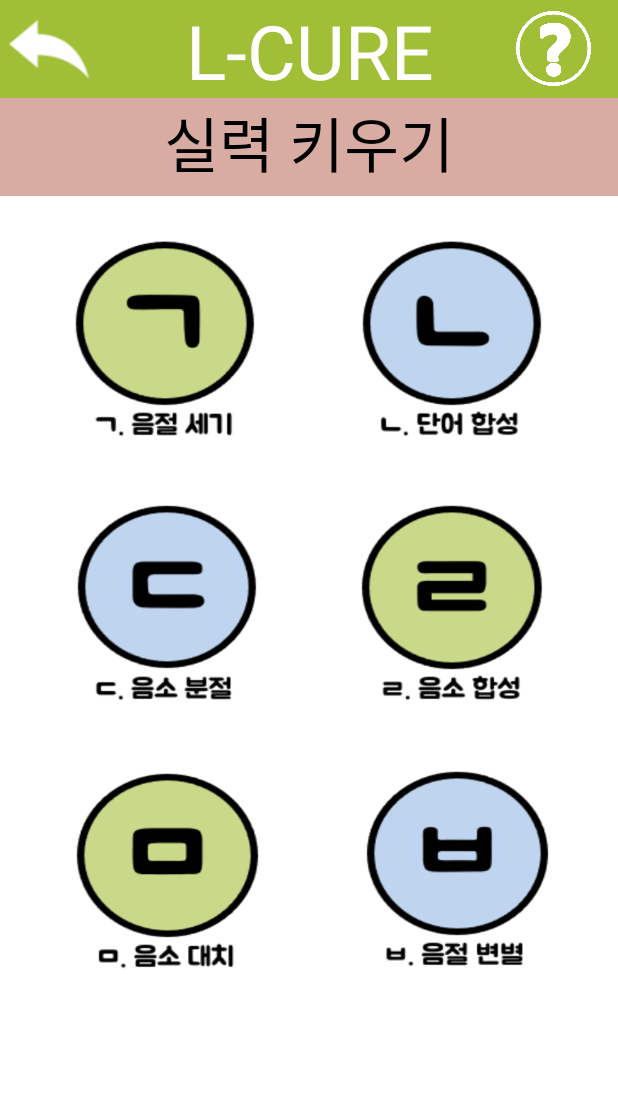
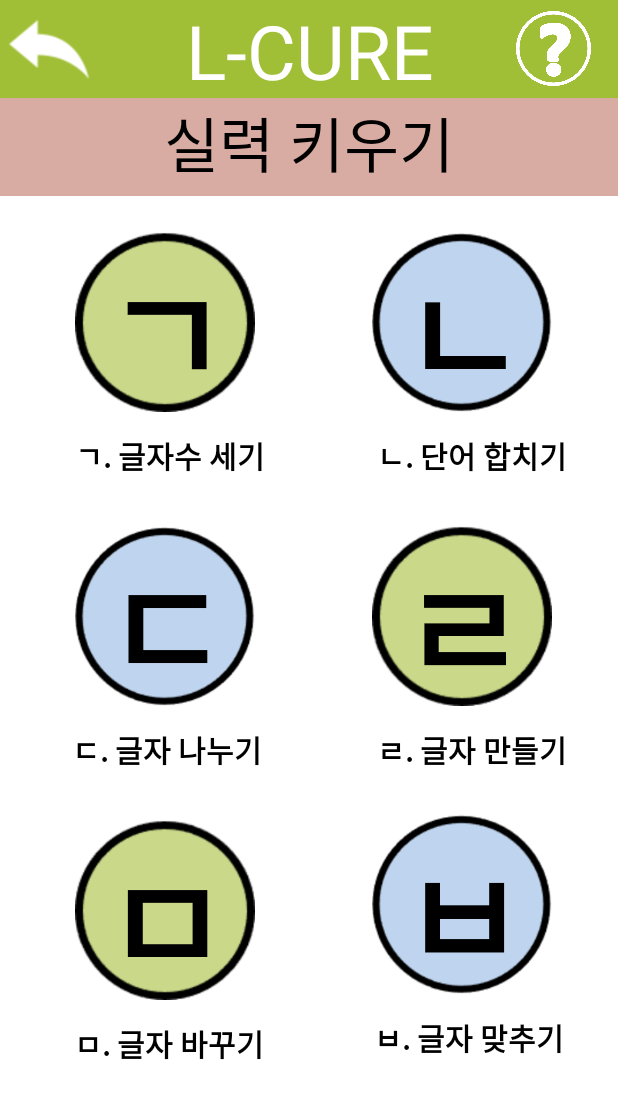
Before and after one commit to sukyung99/L_CURE, an Android app: the SelectImprovingSkillsActivity screen opened directly, with no data from a screen before it, on a phone screen of 412 x 824 dp. Shown: the top 1099 px of the screen. Run offline under Robolectric (Android 15) with nearby library versions, the phone set to English and light mode, and no system bars.

Commit message:
Change to Easy_to_understand Words

```diff
--- /dev/null
+++ b/app/src/main/res/drawable/blue_circle_drawable.xml
@@ -0,0 +1,8 @@
+<?xml version="1.0" encoding="utf-8"?>
+<layer-list xmlns:android="http://schemas.android.com/apk/res/android">
+    <item
+        android:drawable="@drawable/blue_circle"
+        android:height="120dp"
+        android:width="120dp"
+        ></item>
+</layer-list>
--- /dev/null
+++ b/app/src/main/res/drawable/green_circle_drawable.xml
@@ -0,0 +1,8 @@
+<?xml version="1.0" encoding="utf-8"?>
+<layer-list xmlns:android="http://schemas.android.com/apk/res/android">
+    <item
+        android:drawable="@drawable/circle"
+        android:height="120dp"
+        android:width="120dp"
+        ></item>
+</layer-list>
--- a/app/src/main/res/layout/activity_select_improving_skills.xml
+++ b/app/src/main/res/layout/activity_select_improving_skills.xml
@@ -82,11 +82,16 @@
         android:layout_width="wrap_content"
         android:layout_height="wrap_content"
         android:layout_marginStart="35dp"
-        android:layout_marginTop="25dp"
+        android:layout_marginTop="24dp"
         android:layout_marginEnd="8dp"
-        android:background="@drawable/syllable_count_drawable"
+        android:background="@drawable/green_circle_drawable"
+        android:gravity="center_horizontal"
+        android:text="ㄱ"
+        android:textColor="@color/black"
+        android:textSize="90dp"
+        android:textStyle="bold"
         app:layout_constraintEnd_toStartOf="@+id/word_synthesis"
-        app:layout_constraintHorizontal_bias="0.0"
+        app:layout_constraintHorizontal_bias="0.17"
         app:layout_constraintStart_toStartOf="parent"
         app:layout_constraintTop_toBottomOf="@+id/linearLayout3" />
 
@@ -94,9 +99,14 @@
         android:id="@+id/word_synthesis"
         android:layout_width="wrap_content"
         android:layout_height="wrap_content"
-        android:layout_marginTop="25dp"
-        android:layout_marginEnd="35dp"
-        android:background="@drawable/word_synthesis_drawable"
+        android:layout_marginTop="24dp"
+        android:layout_marginEnd="44dp"
+        android:background="@drawable/blue_circle_drawable"
+        android:gravity="center_horizontal"
+        android:text="ㄴ"
+        android:textColor="@color/black"
+        android:textSize="90dp"
+        android:textStyle="bold"
         app:layout_constraintEnd_toEndOf="parent"
         app:layout_constraintTop_toBottomOf="@+id/linearLayout3" />
 
@@ -105,51 +115,147 @@
         android:layout_width="wrap_content"
         android:layout_height="wrap_content"
         android:layout_marginStart="35dp"
-        android:layout_marginTop="25dp"
+        android:layout_marginTop="32dp"
         android:layout_marginEnd="8dp"
-        android:background="@drawable/phonemic_fractionation_drawable"
+        android:background="@drawable/blue_circle_drawable"
+        android:gravity="center_horizontal"
+        android:text="ㄷ"
+        android:textColor="@color/black"
+        android:textSize="90dp"
+        android:textStyle="bold"
         app:layout_constraintEnd_toStartOf="@+id/phonemic_synthesis"
-        app:layout_constraintHorizontal_bias="0.03"
+        app:layout_constraintHorizontal_bias="0.17"
         app:layout_constraintStart_toStartOf="parent"
-        app:layout_constraintTop_toBottomOf="@+id/syllable_count" />
+        app:layout_constraintTop_toBottomOf="@+id/syllable_count_text" />
 
     <Button
         android:id="@+id/phonemic_synthesis"
         android:layout_width="wrap_content"
         android:layout_height="wrap_content"
-        android:layout_marginTop="25dp"
-        android:layout_marginEnd="35dp"
-        android:background="@drawable/phonemic_synthesis_drawable"
+        android:layout_marginTop="32dp"
+        android:layout_marginEnd="44dp"
+        android:background="@drawable/green_circle_drawable"
+        android:gravity="center_horizontal"
+        android:text="ㄹ"
+        android:textColor="@color/black"
+        android:textSize="90dp"
+        android:textStyle="bold"
         app:layout_constraintEnd_toEndOf="parent"
-        app:layout_constraintTop_toBottomOf="@+id/word_synthesis" />
+        app:layout_constraintTop_toBottomOf="@+id/word_synthesis_text" />
 
     <Button
         android:id="@+id/phonemic_substitution"
         android:layout_width="wrap_content"
         android:layout_height="wrap_content"
         android:layout_marginStart="30dp"
-        android:layout_marginTop="25dp"
+        android:layout_marginTop="32dp"
         android:layout_marginEnd="8dp"
-        android:layout_marginBottom="8dp"
-        android:background="@drawable/phonemic_substitution_drawable"
-        app:layout_constraintBottom_toBottomOf="parent"
+        android:background="@drawable/green_circle_drawable"
+        android:gravity="center_horizontal"
+        android:text="ㅁ"
+        android:textColor="@color/black"
+        android:textSize="90dp"
+        android:textStyle="bold"
         app:layout_constraintEnd_toStartOf="@+id/syllabic_discrimination"
-        app:layout_constraintHorizontal_bias="0.151"
+        app:layout_constraintHorizontal_bias="0.224"
         app:layout_constraintStart_toStartOf="parent"
-        app:layout_constraintTop_toBottomOf="@+id/phonemic_fractionation"
-        app:layout_constraintVertical_bias="0.021" />
+        app:layout_constraintTop_toBottomOf="@+id/phonemic_fractionation_text" />
 
     <Button
         android:id="@+id/syllabic_discrimination"
         android:layout_width="wrap_content"
         android:layout_height="wrap_content"
-        android:layout_marginTop="25dp"
-        android:layout_marginEnd="32dp"
-        android:layout_marginBottom="8dp"
-        android:background="@drawable/syllabic_discrimination_drawable"
-        app:layout_constraintBottom_toBottomOf="parent"
+        android:layout_marginTop="32dp"
+        android:layout_marginEnd="44dp"
+        android:background="@drawable/blue_circle_drawable"
+        android:gravity="center_horizontal"
+        android:text="ㅂ"
+        android:textColor="@color/black"
+        android:textSize="90dp"
+        android:textStyle="bold"
         app:layout_constraintEnd_toEndOf="parent"
-        app:layout_constraintTop_toBottomOf="@+id/phonemic_synthesis"
-        app:layout_constraintVertical_bias="0.014" />
+        app:layout_constraintTop_toBottomOf="@+id/phonemic_synthesis_text" />
+
+    <TextView
+        android:id="@+id/syllable_count_text"
+        android:layout_width="wrap_content"
+        android:layout_height="wrap_content"
+        android:layout_marginStart="8dp"
+        android:layout_marginEnd="8dp"
+        android:gravity="center_horizontal"
+        android:text="ㄱ. 글자수 세기"
+        android:textColor="@color/black"
+        android:textSize="20dp"
+        android:textStyle="bold"
+        app:layout_constraintEnd_toStartOf="@+id/word_synthesis_text"
+        app:layout_constraintHorizontal_bias="0.385"
+        app:layout_constraintStart_toStartOf="parent"
+        app:layout_constraintTop_toBottomOf="@+id/syllable_count" />
+
+    <TextView
+        android:id="@+id/word_synthesis_text"
+        android:layout_width="wrap_content"
+        android:layout_height="wrap_content"
+        android:layout_marginEnd="34dp"
+        android:text="ㄴ. 단어 합치기"
+        android:textColor="@color/black"
+        android:textSize="20dp"
+        android:textStyle="bold"
+        app:layout_constraintEnd_toEndOf="parent"
+        app:layout_constraintTop_toBottomOf="@+id/word_synthesis" />
+
+    <TextView
+        android:id="@+id/phonemic_fractionation_text"
+        android:layout_width="wrap_content"
+        android:layout_height="wrap_content"
+        android:layout_marginStart="8dp"
+        android:layout_marginEnd="8dp"
+        android:text="ㄷ. 글자 나누기"
+        android:textColor="@color/black"
+        android:textSize="20dp"
+        android:textStyle="bold"
+        app:layout_constraintEnd_toStartOf="@+id/phonemic_synthesis_text"
+        app:layout_constraintHorizontal_bias="0.37"
+        app:layout_constraintStart_toStartOf="parent"
+        app:layout_constraintTop_toBottomOf="@+id/phonemic_fractionation" />
+
+    <TextView
+        android:id="@+id/phonemic_synthesis_text"
+        android:layout_width="wrap_content"
+        android:layout_height="26dp"
+        android:layout_marginEnd="34dp"
+        android:text="ㄹ. 글자 만들기"
+        android:textColor="@color/black"
+        android:textSize="20dp"
+        android:textStyle="bold"
+        app:layout_constraintEnd_toEndOf="parent"
+        app:layout_constraintTop_toBottomOf="@+id/phonemic_synthesis" />
+
+    <TextView
+        android:id="@+id/phonemic_substitution_text"
+        android:layout_width="wrap_content"
+        android:layout_height="wrap_content"
+        android:layout_marginStart="8dp"
+        android:layout_marginEnd="8dp"
+        android:text="ㅁ. 글자 바꾸기"
+        android:textColor="@color/black"
+        android:textSize="20dp"
+        android:textStyle="bold"
+        app:layout_constraintEnd_toStartOf="@+id/syllabic_discrimination_text"
+        app:layout_constraintHorizontal_bias="0.385"
+        app:layout_constraintStart_toStartOf="parent"
+        app:layout_constraintTop_toBottomOf="@+id/phonemic_substitution" />
+
+    <TextView
+        android:id="@+id/syllabic_discrimination_text"
+        android:layout_width="wrap_content"
+        android:layout_height="wrap_content"
+        android:layout_marginEnd="36dp"
+        android:text="ㅂ. 글자 맞추기"
+        android:textColor="@color/black"
+        android:textSize="20dp"
+        android:textStyle="bold"
+        app:layout_constraintEnd_toEndOf="parent"
+        app:layout_constraintTop_toBottomOf="@+id/syllabic_discrimination" />
 
 </androidx.constraintlayout.widget.ConstraintLayout>
--- a/app/src/main/res/layout/activity_select_phonemic_segmentation.xml
+++ b/app/src/main/res/layout/activity_select_phonemic_segmentation.xml
@@ -72,7 +72,7 @@
             android:layout_width="match_parent"
             android:layout_height="match_parent"
             android:gravity="center_horizontal"
-            android:text="ㄷ. 음소 분절"
+            android:text="ㄷ. 글자 나누기"
             android:textColor="@color/black"
             android:textSize="40dp" />
     </LinearLayout>
--- a/app/src/main/res/layout/activity_select_phonemic_substitution.xml
+++ b/app/src/main/res/layout/activity_select_phonemic_substitution.xml
@@ -72,7 +72,7 @@
             android:layout_width="match_parent"
             android:layout_height="match_parent"
             android:gravity="center_horizontal"
-            android:text="ㅁ. 음소 대치"
+            android:text="ㅁ. 글자 바꾸기"
             android:textColor="@color/black"
             android:textSize="40dp" />
     </LinearLayout>
--- a/app/src/main/res/layout/activity_select_phonemic_synthesis.xml
+++ b/app/src/main/res/layout/activity_select_phonemic_synthesis.xml
@@ -72,7 +72,7 @@
             android:layout_width="match_parent"
             android:layout_height="match_parent"
             android:gravity="center_horizontal"
-            android:text="ㄹ. 음소 합성"
+            android:text="ㄹ. 글자 만들기"
             android:textColor="@color/black"
             android:textSize="40dp" />
     </LinearLayout>
--- a/app/src/main/res/layout/activity_select_syllable_count.xml
+++ b/app/src/main/res/layout/activity_select_syllable_count.xml
@@ -72,7 +72,7 @@
             android:layout_width="match_parent"
             android:layout_height="match_parent"
             android:gravity="center_horizontal"
-            android:text="ㄱ. 음절 세기"
+            android:text="ㄱ. 글자수 세기"
             android:textColor="@color/black"
             android:textSize="40dp" />
     </LinearLayout>
--- a/app/src/main/res/layout/activity_select_syllable_discrimination.xml
+++ b/app/src/main/res/layout/activity_select_syllable_discrimination.xml
@@ -79,7 +79,7 @@
             android:layout_width="match_parent"
             android:layout_height="match_parent"
             android:gravity="center_horizontal"
-            android:text="ㅂ. 음절 변별"
+            android:text="ㅂ. 글자 맞추기"
             android:textColor="@color/black"
             android:textSize="40dp" />
     </LinearLayout>
--- a/app/src/main/res/layout/activity_select_word_synthesis.xml
+++ b/app/src/main/res/layout/activity_select_word_synthesis.xml
@@ -79,7 +79,7 @@
             android:layout_width="match_parent"
             android:layout_height="match_parent"
             android:gravity="center_horizontal"
-            android:text="ㄴ. 단어 합성"
+            android:text="ㄴ. 단어 합치기"
             android:textColor="@color/black"
             android:textSize="40dp" />
     </LinearLayout>
```
Also changed, not shown: app/src/main/res/drawable/blue_circle.png (added), 2 other files.
